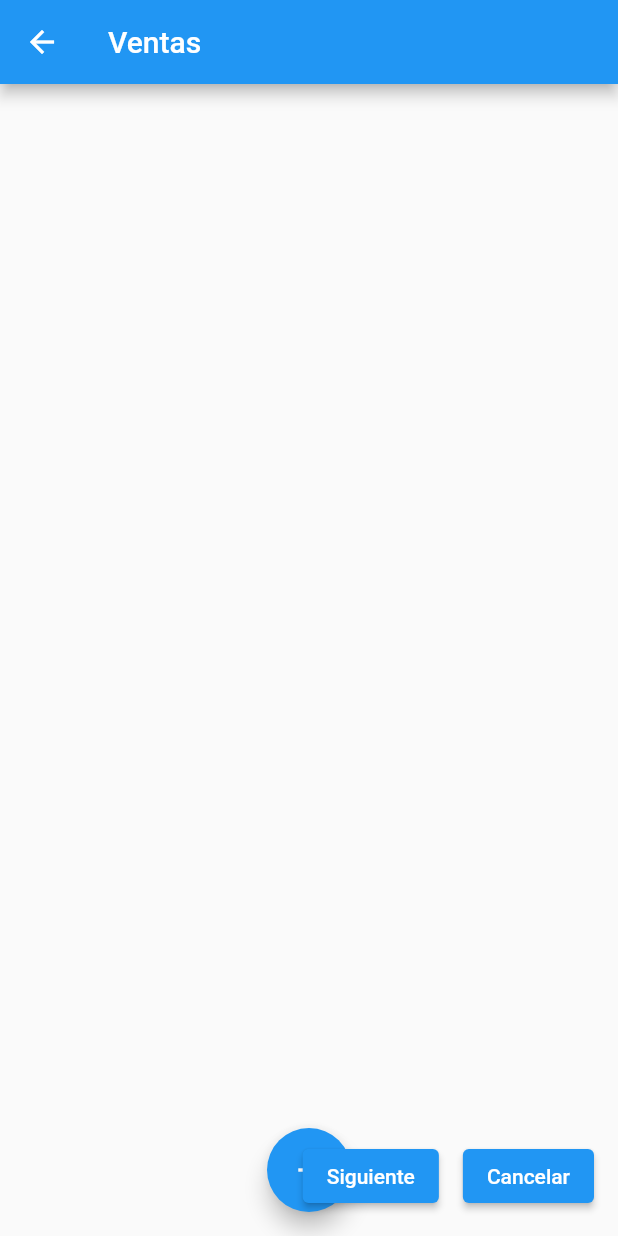
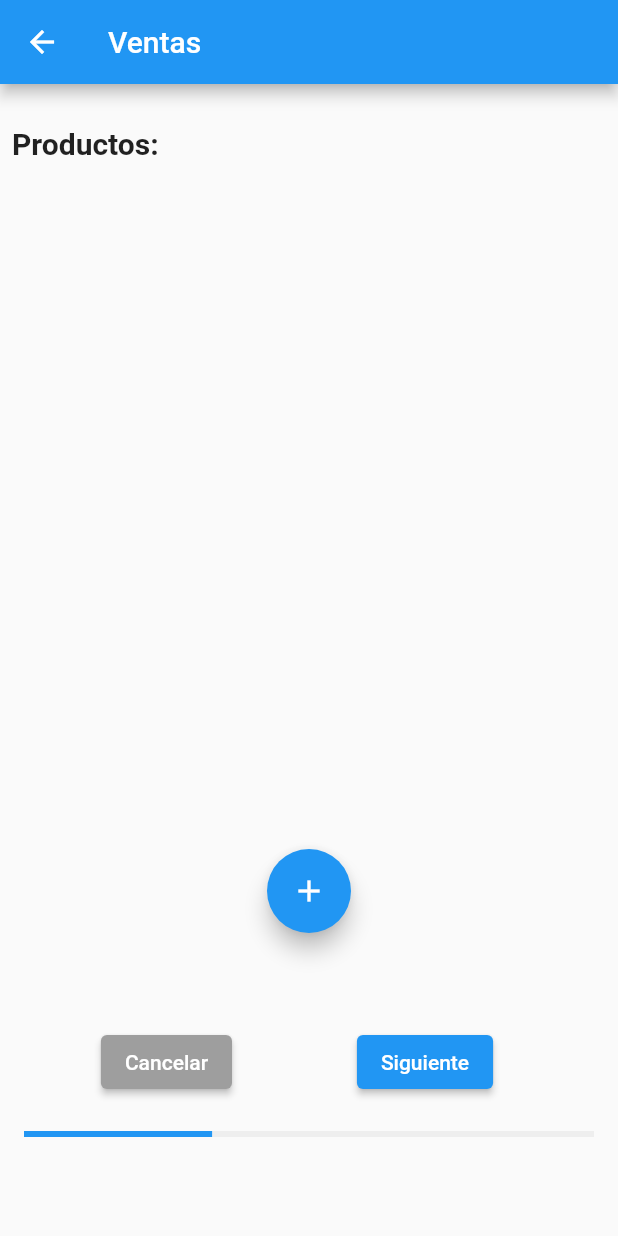
Before and after one commit to I-Umpierrez-91/IHC_254254_201663, a Flutter app: the SalesScreen screen opened directly, on a phone screen of 412 x 824 dp. Run offline on Flutter 3.47's test engine with Material 2 defaults, Android fonts, the phone set to English and light mode, and no system bars; our stand-ins replace flutter_dotenv, image_picker, shared_preferences; missing offline and left inert: qr_code_scanner; accounts and stored records are empty.

Commit message:
Cambios UI venta

```diff
--- a/invenflow_app/lib/presentation/sales_screen.dart
+++ b/invenflow_app/lib/presentation/sales_screen.dart
@@ -1,5 +1,6 @@
 import 'package:flutter/material.dart';
 import 'package:invenflow_app/presentation/qr_scanner_screen.dart';
+import 'package:invenflow_app/presentation/widgets/add_product.dart';
 import 'package:invenflow_app/presentation/widgets/order_detail_item.dart';
 
 import '../factory_service.dart';
@@ -16,6 +17,7 @@ class SalesScreen extends StatefulWidget {
 class _SalesScreenState extends State<SalesScreen> {
   late List<OrderDetail> orderDetails = [];
   late Product product;
+  double progress = 0.33;
   bool nextPressed = false;
   double saleTotal = 0.0;
 
@@ -25,25 +27,18 @@ class _SalesScreenState extends State<SalesScreen> {
     setState(() {}); // Trigger a rebuild after loading the products
   }
 
-  void addProduct() {
-    setState(() {
-      orderDetails.add(OrderDetail(
-        product: Product(
-          id: 1,
-          name: 'Producto 1',
-          description: 'Descripción del producto 1',
-          price: 10,
-        ),
-        subtotal: 10,
-        quantity: 1,
-      ));
-    });
-  }
-
   void next() {
     setState(() {
       nextPressed = true;
       saleTotal = calculateSaleTotal();
+      progress = 0.66;
+    });
+  }
+
+  void back() {
+    setState(() {
+      nextPressed = false;
+      progress = 0.33;
     });
   }
 
@@ -57,9 +52,20 @@ class _SalesScreenState extends State<SalesScreen> {
     double total = 0.0;
     for (OrderDetail orderDetail in orderDetails) {
       // Supongamos que cada producto tiene un precio de $10
-      total += 10.0;
+      total += orderDetail.subtotal;
     }
     return total;
+  }
+
+  Future<AddProductCardResult?> _showPopupCard(BuildContext context) async {
+    final result = await showDialog<AddProductCardResult?>(
+      context: context,
+      barrierDismissible: false,
+      builder: (context) => AddProductCard(product: product),
+    );
+    if (result != null) {
+      return result;
+    }
   }
 
   @override
@@ -70,6 +76,21 @@ class _SalesScreenState extends State<SalesScreen> {
       ),
       body: Column(
         children: [
+          const SizedBox(height: 20.0),
+          const Row(
+            mainAxisAlignment: MainAxisAlignment.start,
+            children: [
+              Padding(
+                padding: EdgeInsets.all(8.0),
+                child: Text(
+                  "Productos: ",
+                  style: TextStyle(fontSize: 20, fontWeight: FontWeight.bold),
+                  textAlign: TextAlign.left,
+                ),
+              ),
+            ],
+          ),
+          const SizedBox(height: 20.0),
           Expanded(
             child: ListView.builder(
               itemCount: orderDetails.length,
@@ -79,18 +100,36 @@ class _SalesScreenState extends State<SalesScreen> {
             ),
           ),
           if (!nextPressed)
-            FloatingActionButton(
+            Align(
+              alignment: Alignment.bottomCenter,
+              child: Padding(
+                padding: const EdgeInsets.only(bottom: 100.0),
+                child: FloatingActionButton(
                   onPressed: () async {
                     final result = await Navigator.push(
                       context,
-                  MaterialPageRoute(builder: (context) => QRScannerScreen()),
+                      MaterialPageRoute(
+                          builder: (context) => QRScannerScreen()),
                     );
                     if (result != null) {
-                  // Aquí puedes utilizar el valor del código QR devuelto
                       await loadProduct(result);
+                      AddProductCardResult? newLine =
+                          await _showPopupCard(context);
+                      if (newLine != null) {
+                        setState(() {
+                          orderDetails.add(OrderDetail(
+                            product: product,
+                            quantity: newLine.quantity,
+                            subtotal: newLine.quantity * product.price,
+                          ));
+                        });
                       }
+                    }
+                    ;
                   },
                   child: const Icon(Icons.add),
+                ),
+              ),
             ),
           const SizedBox(height: 16),
           if (nextPressed)
@@ -98,40 +137,58 @@ class _SalesScreenState extends State<SalesScreen> {
               'Total: \$${saleTotal.toStringAsFixed(2)}',
               style: const TextStyle(fontSize: 18),
             ),
+              Padding(
+                padding: const EdgeInsets.all(16.0),
+                child: LinearProgressIndicator(
+                  value: progress,
+                  backgroundColor: Colors.grey[200],
+                  valueColor: AlwaysStoppedAnimation<Color>(Colors.blue),
+                ),
+              ),
+          const SizedBox(height: 50),
         ],
       ),
       floatingActionButton: nextPressed
-          ? Row(
+          ? Center(
+            child: Column(
                 mainAxisAlignment: MainAxisAlignment.end,
                 children: [
                   ElevatedButton(
                     onPressed: () {},
-                  child: const Text('Botón 1'),
+                    child: const Text('Generar QR de pago'),
                   ),
                   const SizedBox(width: 16),
                   ElevatedButton(
                     onPressed: () {},
-                  child: const Text('Botón 2'),
+                    child: const Text('Paga por otro medio'),
                   ),
                   const SizedBox(width: 16),
                   ElevatedButton(
-                  onPressed: () {},
-                  child: const Text('Botón 3'),
+                    onPressed: back,
+                    style: ElevatedButton.styleFrom(
+                    backgroundColor: const Color.fromARGB(255, 164, 58, 58),
                     ),
+                    child: const Text('Volver'),
+                  ),
+                  const SizedBox(width: 16,
+                  height: 100,),
                 ],
+              ),
           )
           : Row(
-              mainAxisAlignment: MainAxisAlignment.end,
+              mainAxisAlignment: MainAxisAlignment.spaceEvenly,
               children: [
-                ElevatedButton(
-                  onPressed: next,
-                  child: const Text('Siguiente'),
-                ),
                 const SizedBox(width: 16),
                 ElevatedButton(
                   onPressed: cancel,
+                  style: ElevatedButton.styleFrom(
+                    backgroundColor: Colors.grey,
+                  ),
                   child: const Text('Cancelar'),
                 ),
+                const SizedBox(width: 16),
+                ElevatedButton(onPressed: next, child: const Text('Siguiente')),
+                const SizedBox(height: 200),
               ],
             ),
     );
```
Also changed, not shown: invenflow_app/lib/presentation/login_screen.dart (+11 -6 lines), invenflow_app/lib/presentation/widgets/add_product.dart (added, +81 -0 lines). Lines whose indentation alone changed are shown as unchanged.
